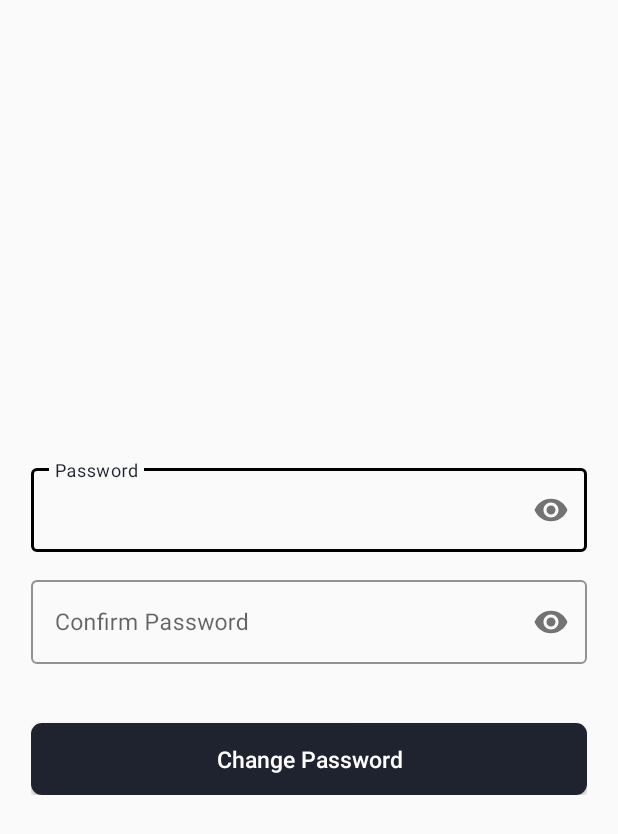
After one commit to Mahmoud-Mamdouh-Abdullah/Shop.com, an Android app: the ChangePasswordActivity screen opened directly, with no data from a screen before it, on a phone screen of 412 x 824 dp. The commit adds this screen. Shown: the top 834 px of the screen. Run offline under Robolectric (Android 15) with nearby library versions, the phone set to English and light mode, and no system bars; our stand-ins replace data binding, sdp/ssp sizes.

```diff
--- a/app/build.gradle
+++ b/app/build.gradle
@@ -64,6 +64,9 @@ dependencies {
     //Realtime Database
     implementation 'com.google.firebase:firebase-database'
 
+    //Authentication
+    implementation 'com.google.firebase:firebase-auth'
+
     //Picasso
     implementation 'com.squareup.picasso:picasso:2.71828'
 
@@ -75,5 +78,4 @@ dependencies {
 
     //google-location
     implementation 'com.google.android.gms:play-services-location:17.1.0'
-
 }
--- /dev/null
+++ b/app/src/main/java/com/mahmoudkhalil/shopcom/ui/ChangePasswordActivity.java
@@ -0,0 +1,16 @@
+package com.mahmoudkhalil.shopcom.ui;
+
+import androidx.appcompat.app.AppCompatActivity;
+
+import android.os.Bundle;
+
+import com.mahmoudkhalil.shopcom.R;
+
+public class ChangePasswordActivity extends AppCompatActivity {
+
+    @Override
+    protected void onCreate(Bundle savedInstanceState) {
+        super.onCreate(savedInstanceState);
+        setContentView(R.layout.activity_change_password);
+    }
+}
--- /dev/null
+++ b/app/src/main/res/layout/activity_change_password.xml
@@ -0,0 +1,72 @@
+<?xml version="1.0" encoding="utf-8"?>
+<layout xmlns:android="http://schemas.android.com/apk/res/android"
+    xmlns:app="http://schemas.android.com/apk/res-auto"
+    xmlns:tools="http://schemas.android.com/tools">
+
+    <data>
+
+    </data>
+
+    <RelativeLayout
+        android:layout_width="match_parent"
+        android:layout_height="match_parent"
+        tools:context=".ui.ForgetPasswordActivity"
+        android:padding="@dimen/_16sdp">
+
+        <LinearLayout
+            android:layout_width="match_parent"
+            android:layout_height="wrap_content"
+            android:orientation="vertical"
+            android:layout_centerHorizontal="true"
+            android:layout_centerVertical="true"
+            android:gravity="center">
+
+            <com.google.android.material.textfield.TextInputLayout
+                android:id="@+id/password"
+                android:layout_width="match_parent"
+                android:layout_height="wrap_content"
+                style="@style/Widget.MaterialComponents.TextInputLayout.OutlinedBox"
+                app:boxStrokeColor="@color/black"
+                android:layout_marginTop="@dimen/_10sdp"
+                app:passwordToggleEnabled="true">
+
+                <com.google.android.material.textfield.TextInputEditText
+                    android:layout_width="match_parent"
+                    android:layout_height="wrap_content"
+                    android:hint="@string/password"
+                    android:textSize="@dimen/_12ssp"
+                    android:inputType="textPassword" />
+            </com.google.android.material.textfield.TextInputLayout>
+
+            <com.google.android.material.textfield.TextInputLayout
+                android:id="@+id/confirm_password"
+                android:layout_width="match_parent"
+                android:layout_height="wrap_content"
+                style="@style/Widget.MaterialComponents.TextInputLayout.OutlinedBox"
+                app:boxStrokeColor="@color/black"
+                android:layout_marginTop="@dimen/_10sdp"
+                app:passwordToggleEnabled="true">
+
+                <com.google.android.material.textfield.TextInputEditText
+                    android:layout_width="match_parent"
+                    android:layout_height="wrap_content"
+                    android:hint="@string/confirm_password"
+                    android:textSize="@dimen/_12ssp"
+                    android:inputType="textPassword" />
+            </com.google.android.material.textfield.TextInputLayout>
+
+            <Button
+                android:id="@+id/changePassword"
+                android:layout_width="match_parent"
+                android:layout_height="wrap_content"
+                android:text="@string/change_password"
+                android:textSize="@dimen/_12ssp"
+                android:textColor="@color/white"
+                android:layout_marginTop="@dimen/_30sdp"
+                android:background="@drawable/sign_in_ripple"
+                android:textAllCaps="false" />
+
+        </LinearLayout>
+
+    </RelativeLayout>
+</layout>
--- a/app/src/main/res/menu/products_menu.xml
+++ b/app/src/main/res/menu/products_menu.xml
@@ -8,4 +8,9 @@
         app:actionViewClass="androidx.appcompat.widget.SearchView"
         app:showAsAction="ifRoom|collapseActionView"/>
 
+    <item
+        android:id="@+id/search_by_voice"
+        android:title="@string/search_by_voice"
+        app:showAsAction="never"/>
+
 </menu>
--- a/app/src/main/res/values/strings.xml
+++ b/app/src/main/res/values/strings.xml
@@ -55,5 +55,10 @@
     <string name="the_cart_is_empty">The Cart is Empty</string>
     <string name="the_favourite_list_is_empty">The Favourite list is empty</string>
     <string name="you_did_not_order_until_now">You didn\'t order until now</string>
+    <string name="send_verification_code">Send Verification Code</string>
+    <string name="the_6_digit_code">The 6 digit code</string>
+    <string name="verifiy_code">Verifiy Code</string>
+    <string name="change_password">Change Password</string>
+    <string name="search_by_voice">Search by Voice</string>
 
 </resources>
```
Also changed, not shown: app/src/main/AndroidManifest.xml (+14 -2 lines), app/src/main/java/com/mahmoudkhalil/shopcom/repo/UserRepository.java (+19 -1 lines), app/src/main/java/com/mahmoudkhalil/shopcom/ui/CartFragment.java (+3 -11 lines), app/src/main/java/com/mahmoudkhalil/shopcom/ui/ForgetPasswordActivity.java (added, +124 -0 lines), app/src/main/java/com/mahmoudkhalil/shopcom/ui/HomeActivity.java (+8 -1 lines), app/src/main/java/com/mahmoudkhalil/shopcom/ui/HomeFragment.java (+24 -3 lines), app/src/main/java/com/mahmoudkhalil/shopcom/ui/MainActivity.java (+31 -0 lines), app/src/main/java/com/mahmoudkhalil/shopcom/ui/OtpActivity.java (added, +78 -0 lines), app/src/main/java/com/mahmoudkhalil/shopcom/ui/ProductsActivity.java (+18 -0 lines), app/src/main/java/com/mahmoudkhalil/shopcom/view_model/UserViewModel.java (+4 -5 lines), app/src/main/res/drawable/profile_text_background.xml (added, +8 -0 lines), app/src/main/res/layout/activity_forget_password.xml (added, +54 -0 lines), app/src/main/res/layout/activity_otp.xml (added, +54 -0 lines), app/src/main/res/layout/nav_header.xml (+11 -7 lines).
